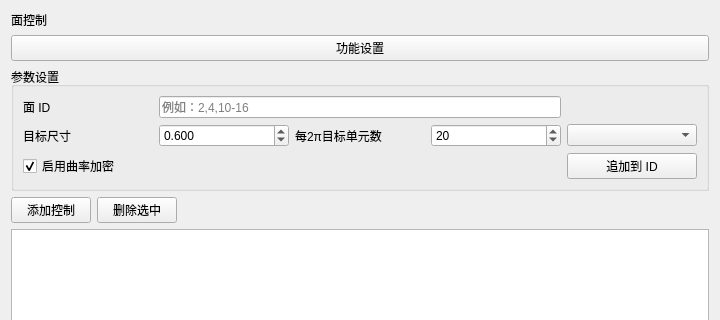
Above: plugins/Base_Mesh/MeshFaceControlWidget.ui from asd977/base_cae before the change; both pictures show x 0 to 720 and y 0 to 320 of the 720 by 520 pixel window. Below: the same form after it.
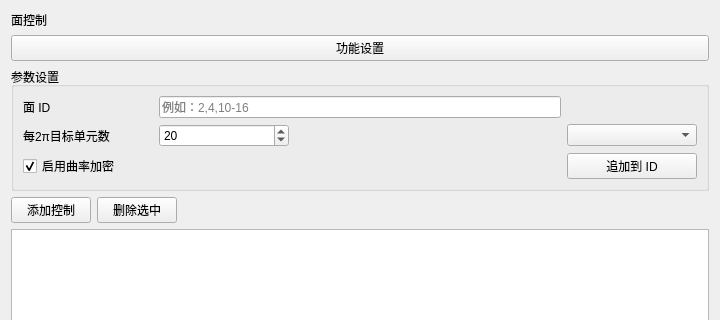
That is the form after the change. Custom widgets are drawn as their Qt base class.

Commit message: mesh: drop face target-size and keep curvature-only face controls

```diff
--- a/plugins/Base_Mesh/MeshFaceControlWidget.ui
+++ b/plugins/Base_Mesh/MeshFaceControlWidget.ui
@@ -62,29 +62,6 @@
         </item>
           </layout>
       </item>
-      <item row="1" column="0">
-       <widget class="QLabel" name="labelMinSize">
-        <property name="text">
-         <string>目标尺寸</string>
-        </property>
-       </widget>
-      </item>
-      <item row="1" column="1">
-       <widget class="QDoubleSpinBox" name="spinMinSize">
-        <property name="decimals">
-         <number>3</number>
-        </property>
-        <property name="minimum">
-         <double>0.001000000000000</double>
-        </property>
-        <property name="maximum">
-         <double>1000000.000000000000000</double>
-        </property>
-        <property name="value">
-         <double>0.600000000000000</double>
-        </property>
-       </widget>
-      </item>
       <item row="2" column="0" colspan="2">
        <widget class="QCheckBox" name="checkCurvature">
         <property name="text">
@@ -95,14 +72,14 @@
         </property>
        </widget>
       </item>
-      <item row="1" column="2">
+      <item row="1" column="0">
        <widget class="QLabel" name="labelCurvatureLevel">
         <property name="text">
          <string>每2π目标单元数</string>
         </property>
        </widget>
       </item>
-      <item row="1" column="3">
+      <item row="1" column="1">
        <widget class="QSpinBox" name="spinCurvatureLevel">
         <property name="minimum">
          <number>1</number>
```
The commit also changes 5 other files.
